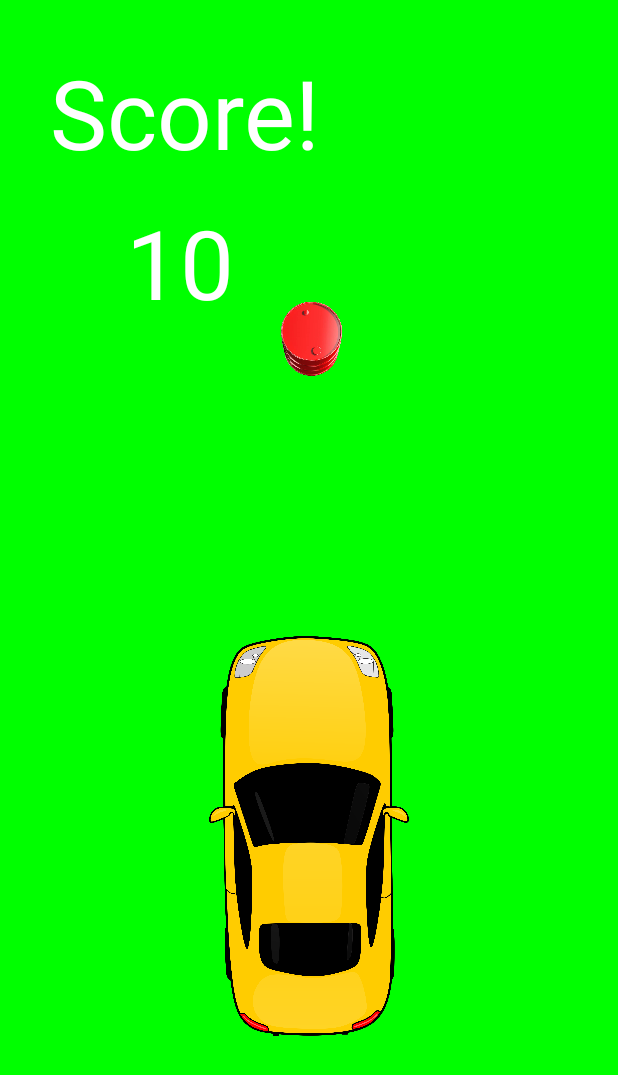
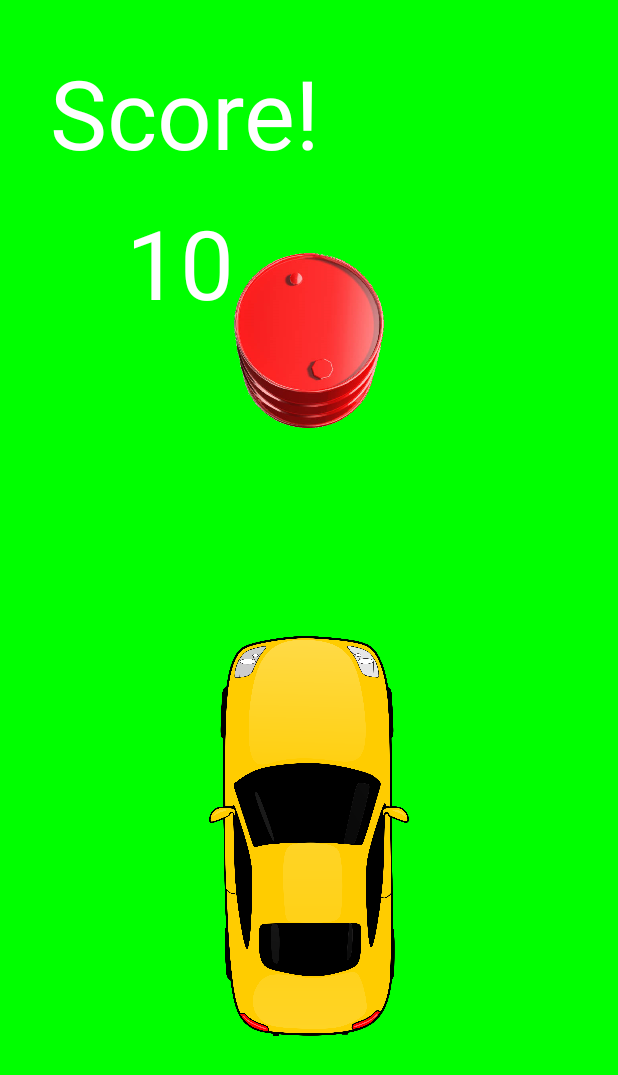
Before and after one commit to Zereis/2D-Endless-Runner-Game, an Android app: the GameActivity screen opened directly, with no data from a screen before it, on a phone screen of 412 x 824 dp. Shown: the top 1075 px of the screen. Run offline under Robolectric (Android 15) with nearby library versions, the phone set to English and light mode, and no system bars; our stand-ins replace Room's generated code.

Commit message:
Fixed colliding with wrong lane
Also sizes of objects

```diff
--- a/app/src/main/java/com/example/assignmentc/Coins.kt
+++ b/app/src/main/java/com/example/assignmentc/Coins.kt
@@ -14,15 +14,18 @@ class Coins(private val context: Context) {
     var posX: Float? = 0.0f
     var posY: Float? = 0.0f
     var speed: Int? = 10
-    var coinCollisionRadius: Float? = 50f
-    private var width: Int = 0
-    private var height: Int = 0
+    var coinCollisionRadius: Float? = 0f
+    private var width: Int? = 0
+    private var height: Int? = 0
 
     init {
         val originalBitmap = BitmapFactory.decodeResource(context.resources, R.drawable.coin)
-        width = 100 //originalBitmap.width // Desired width of the player image
-        height = 100 // originalBitmap.heightDesired height of the player image
-        coinsBitmap = Bitmap.createScaledBitmap(originalBitmap, width, height, false)
+        width = 150
+        height = 150
+
+        coinCollisionRadius = (height!! /2).toFloat()
+
+        coinsBitmap = Bitmap.createScaledBitmap(originalBitmap, width!!, height!!, false)
 
     }
 
@@ -37,6 +40,10 @@ class Coins(private val context: Context) {
         posY = null
         speed = null
         coinCollisionRadius = null
+
+        width = null
+        height = null
+        coinsBitmap = null
     }
 
 }
--- a/app/src/main/java/com/example/assignmentc/GameView.kt
+++ b/app/src/main/java/com/example/assignmentc/GameView.kt
@@ -177,7 +177,7 @@ class GameView(context: Context) : View(context), CoroutineScope by MainScope()
         val distance = Math.sqrt((distanceX * distanceX + distanceY * distanceY).toDouble())
 
         // Check if the distance between the player and object is less than the sum of their radii
-        return distance < player.playerCollisionRadius + objectRadius
+        return distance < player.playerCollisionRadius + objectRadius && objectX == playerX
     }
 
     // A coroutine game loop that updates the game indefinitely while the game is running.
--- a/app/src/main/java/com/example/assignmentc/Obstacle.kt
+++ b/app/src/main/java/com/example/assignmentc/Obstacle.kt
@@ -12,18 +12,21 @@ class Obstacle(private val context: Context) {
     var posX: Float? = 0.0f
     var posY: Float? = 0.0f
     var speed: Int? = 10
-    var obstacleCollisionRadius: Float? = 50f
+    var obstacleCollisionRadius: Float? = 0f
 
     var obstacleBitmap: Bitmap? = null
         private set // Make the playerBitmap property private to the outside
-    private var width: Int = 0
-    private var height: Int = 0
+    private var width: Int? = 0
+    private var height: Int? = 0
 
     init {
         val originalBitmap = BitmapFactory.decodeResource(context.resources, R.drawable.oil_barrel)
-        width = 100 //originalBitmap.width // Desired width of the player image
-        height = 100 // originalBitmap.heightDesired height of the player image
-        obstacleBitmap = Bitmap.createScaledBitmap(originalBitmap, width, height, false)
+        width = 150 //originalBitmap.width // Desired width of the player image
+        height = 175 // originalBitmap.heightDesired height of the player image
+
+        obstacleCollisionRadius = (height!! /2).toFloat()
+
+        obstacleBitmap = Bitmap.createScaledBitmap(originalBitmap, width!!, height!!, false)
     }
 
     fun setPos(X: Float, Y: Float){
@@ -36,5 +39,8 @@ class Obstacle(private val context: Context) {
         posY = null
         speed = null
         obstacleCollisionRadius = null
+        width = null
+        height = null
+        obstacleBitmap = null
     }
 }
```
Also changed, not shown: app/src/main/res/drawable/oil_barrel.png.
